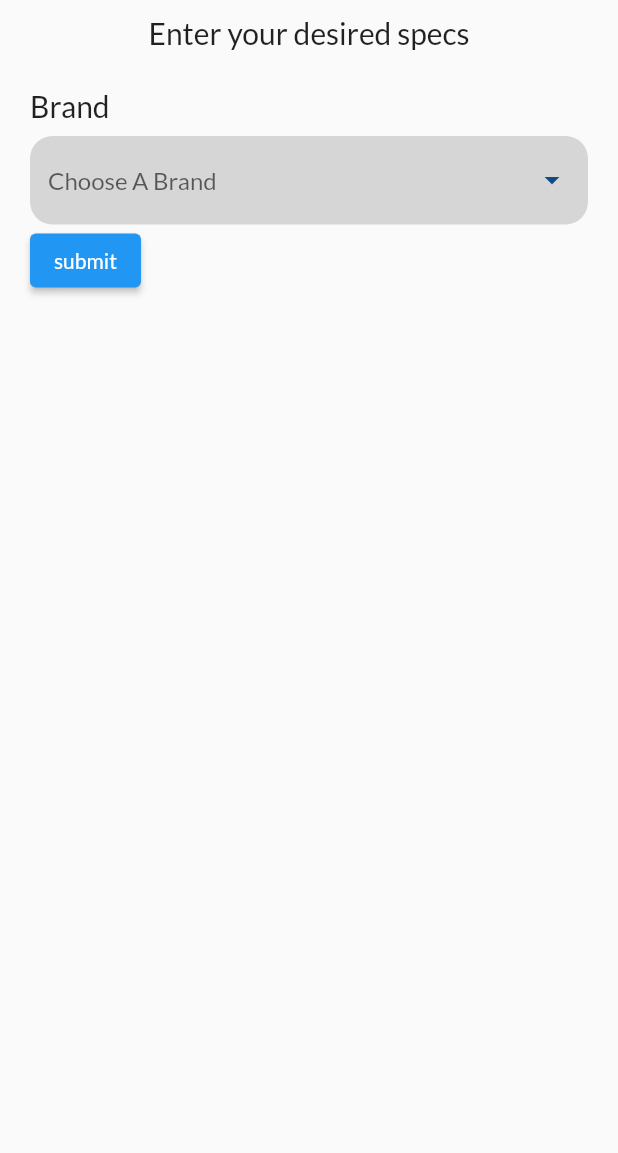
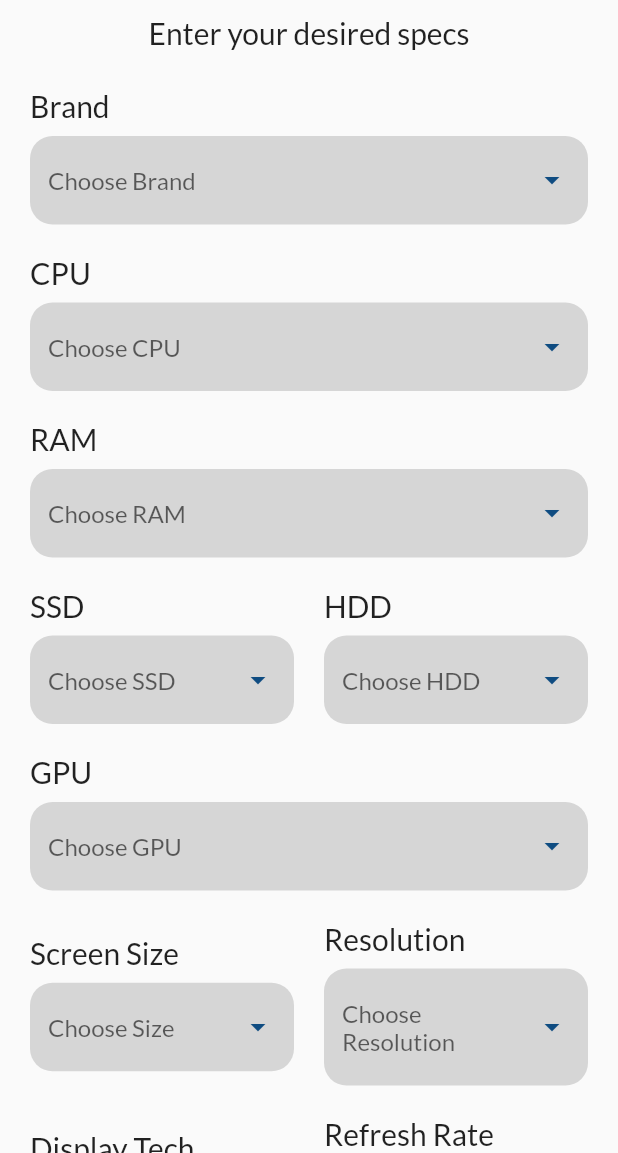
Before and after one commit to Mohamed-Ararr/Price-Mentor-App, a Flutter app: the screen it shows after launch, on a phone screen of 412 x 824 dp, the part 83-1236 px from its top. Run offline on Flutter 3.47's test engine with Material 2 defaults, Android fonts, the phone set to English and light mode, and no system bars; drawn by our look-alikes of dropdown_search; our stand-ins replace font_awesome_flutter, go_router.

Commit message:
add all fields

```diff
--- a/lib/Features/HomeScreen/Presentation/Widgets/HomeViewBody.dart
+++ b/lib/Features/HomeScreen/Presentation/Widgets/HomeViewBody.dart
@@ -45,23 +45,148 @@ class _HomeViewBodyState extends State<HomeViewBody> {
                           brand = value;
                         },
                         fieldTitle: "Brand",
-                        hintText: "Choose A Brand",
+                        hintText: "Choose Brand",
+                        items: ["items"],
+                      ),
+                      const SizedBox(height: 20),
+                      Dropdown(
+                        onSaved: (value) {
+                          brand = value;
+                        },
+                        fieldTitle: "CPU",
+                        hintText: "Choose CPU",
+                        items: ["items"],
+                      ),
+                      const SizedBox(height: 20),
+                      Dropdown(
+                        onSaved: (value) {
+                          brand = value;
+                        },
+                        fieldTitle: "RAM",
+                        hintText: "Choose RAM",
+                        items: ["items"],
+                      ),
+                      const SizedBox(height: 20),
+                      Row(
+                        children: [
+                          Expanded(
+                            child: Dropdown(
+                              onSaved: (value) {
+                                brand = value;
+                              },
+                              fieldTitle: "SSD",
+                              hintText: "Choose SSD",
+                              items: ["items"],
+                            ),
+                          ),
+                          const SizedBox(width: 20),
+                          Expanded(
+                            child: Dropdown(
+                              onSaved: (value) {
+                                brand = value;
+                              },
+                              fieldTitle: "HDD",
+                              hintText: "Choose HDD",
+                              items: ["items"],
+                            ),
+                          ),
+                        ],
+                      ),
+                      const SizedBox(height: 20),
+                      Dropdown(
+                        onSaved: (value) {
+                          brand = value;
+                        },
+                        fieldTitle: "GPU",
+                        hintText: "Choose GPU",
+                        items: ["items"],
+                      ),
+                      const SizedBox(height: 20),
+                      Row(
+                        children: [
+                          Expanded(
+                            child: Dropdown(
+                              onSaved: (value) {
+                                brand = value;
+                              },
+                              fieldTitle: "Screen Size",
+                              hintText: "Choose Size",
+                              items: ["items"],
+                            ),
+                          ),
+                          const SizedBox(width: 20),
+                          Expanded(
+                            child: Dropdown(
+                              onSaved: (value) {
+                                brand = value;
+                              },
+                              fieldTitle: "Resolution",
+                              hintText: "Choose Resolution",
+                              items: ["items"],
+                            ),
+                          ),
+                        ],
+                      ),
+                      const SizedBox(height: 20),
+                      Row(
+                        children: [
+                          Expanded(
+                            child: Dropdown(
+                              onSaved: (value) {
+                                brand = value;
+                              },
+                              fieldTitle: "Display Tech",
+                              hintText: "Choose Display",
+                              items: ["items"],
+                            ),
+                          ),
+                          const SizedBox(width: 20),
+                          Expanded(
+                            child: Dropdown(
+                              onSaved: (value) {
+                                brand = value;
+                              },
+                              fieldTitle: "Refresh Rate",
+                              hintText: "Choose Refresh Rate",
+                              items: ["items"],
+                            ),
+                          ),
+                        ],
+                      ),
+                      const SizedBox(height: 20),
+                      Dropdown(
+                        onSaved: (value) {
+                          brand = value;
+                        },
+                        fieldTitle: "Operating System",
+                        hintText: "Choose OS",
+                        items: ["items"],
+                      ),
+                      const SizedBox(height: 20),
+                      Dropdown(
+                        onSaved: (value) {
+                          brand = value;
+                        },
+                        fieldTitle: "Condition",
+                        hintText: "Choose Condition",
                         items: ["items"],
                       ),
                     ],
                   ),
                 ),
+                const SizedBox(height: 20),
                 ElevatedButton(
                   onPressed: () {
                     if (key.currentState!.validate()) {
                       key.currentState!.save();
-                      print(brand);
+                      debugPrint(brand);
                     } else {
-                      print("faild");
+                      debugPrint("faild");
                     }
                   },
-                  child: Text("submit"),
+                  child: const Text("submit"),
                 ),
+                const SizedBox(height: 10),
               ],
             ),
           ),
```
